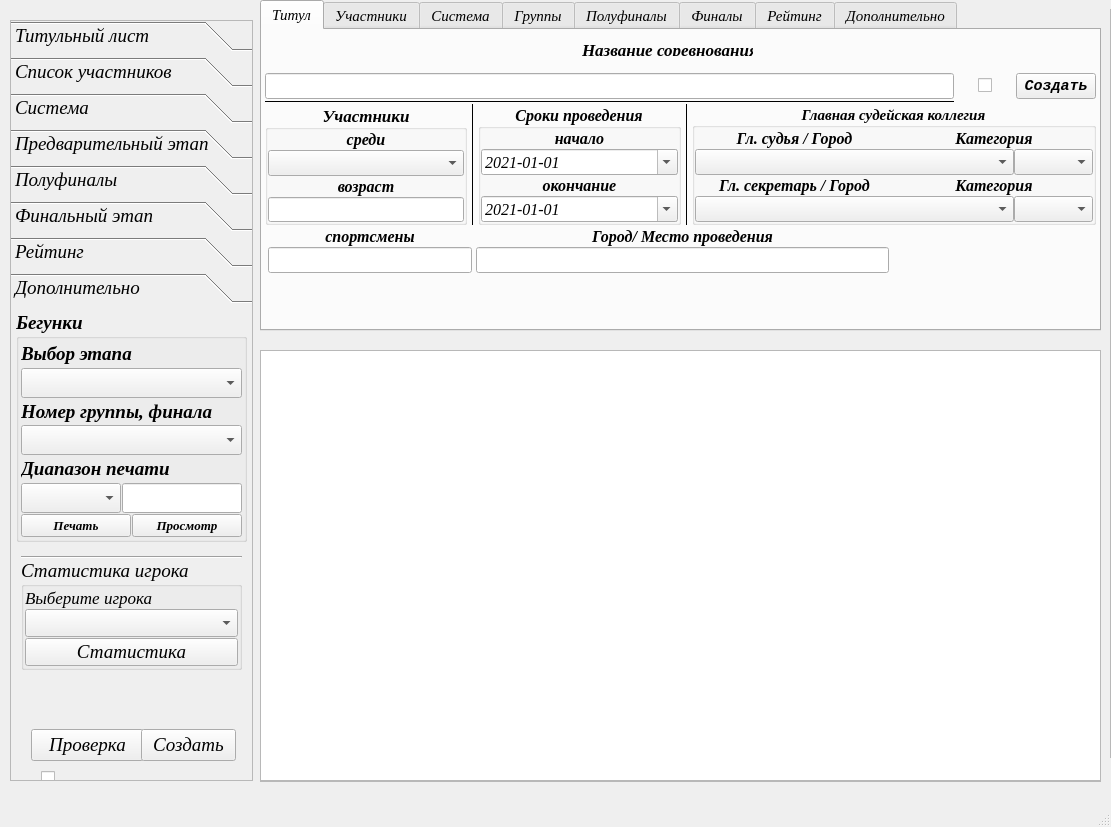
Old version of the form UI/main_window.ui in the repository Kaspar0810/Competitions_TT_SQL.
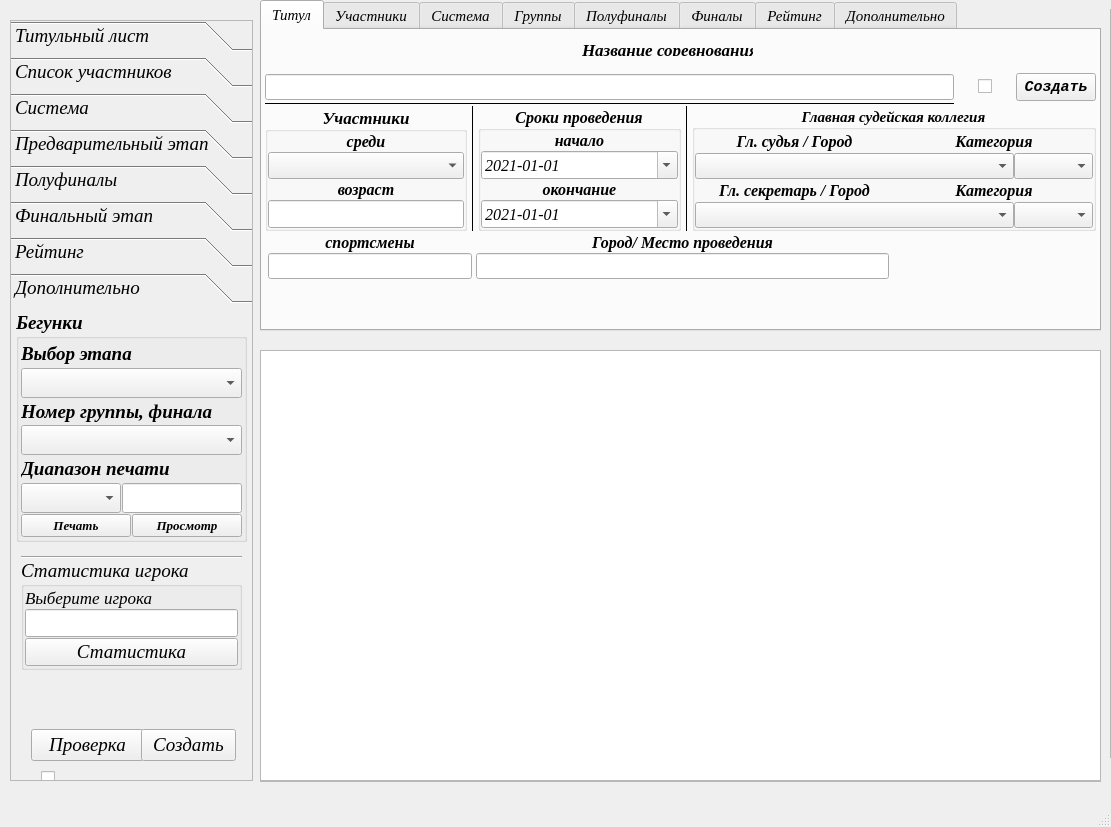
New version of the form.

Diff of the .ui file:
```diff
--- a/UI/main_window.ui
+++ b/UI/main_window.ui
@@ -95,7 +95,7 @@
         <x>3</x>
         <y>43</y>
         <width>831</width>
-        <height>201</height>
+        <height>207</height>
        </rect>
       </property>
       <layout class="QGridLayout" name="gridLayout_2">
@@ -7365,7 +7365,7 @@
        <x>0</x>
        <y>0</y>
        <width>241</width>
-       <height>487</height>
+       <height>479</height>
       </rect>
      </property>
      <attribute name="label">
@@ -7656,7 +7656,7 @@
         </widget>
        </item>
        <item>
-        <widget class="QComboBox" name="comboBox"/>
+        <widget class="QLineEdit" name="lineEdit_find_player_stat"/>
        </item>
        <item>
         <widget class="QPushButton" name="Button_player_stat">
```
Left out of the diff: 18 changed lines with no effect on the pictures.
